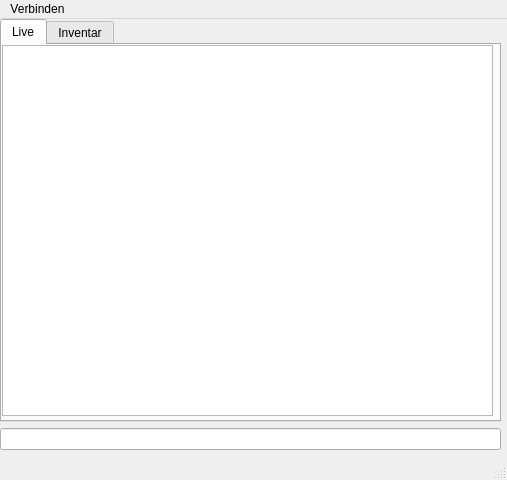
This is src/interface/gui.ui in MartinMartimeo/Riso as Qt 5 draws it before an edit. The edited form follows.
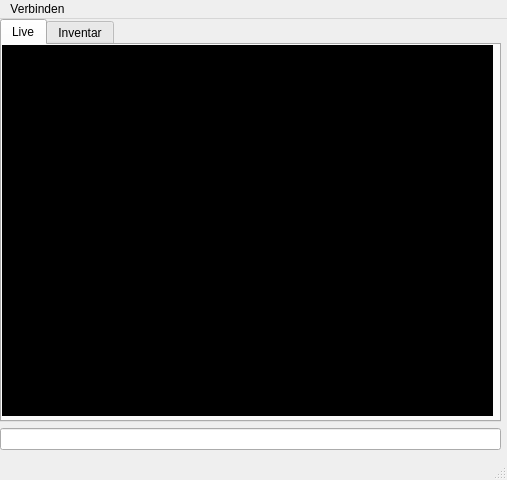
This is the edited form.

The edit to the form file:
```diff
--- a/src/interface/gui.ui
+++ b/src/interface/gui.ui
@@ -51,6 +51,10 @@
            <height>371</height>
           </rect>
          </property>
+         <property name="styleSheet">
+          <string notr="true">background-color: rgb(0, 0, 0);
+color: rgb(62, 62, 62);</string>
+         </property>
         </widget>
        </widget>
        <widget class="QWidget" name="tab_2">
```
